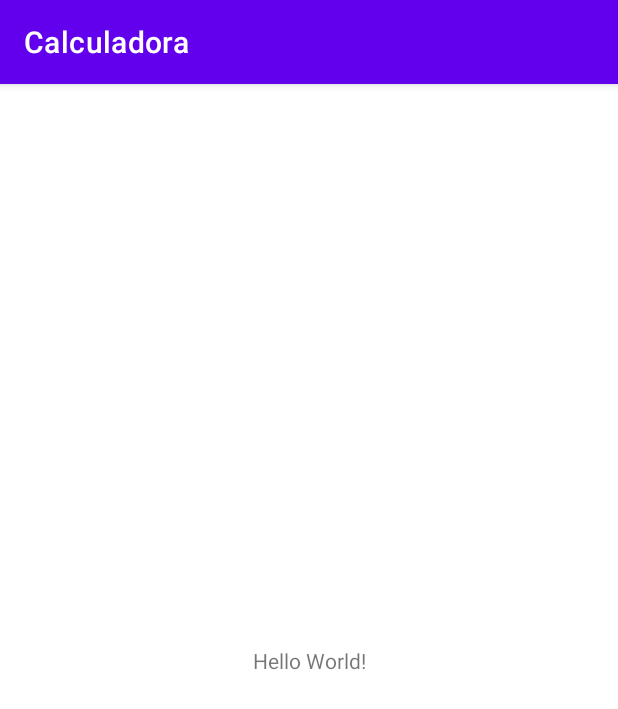
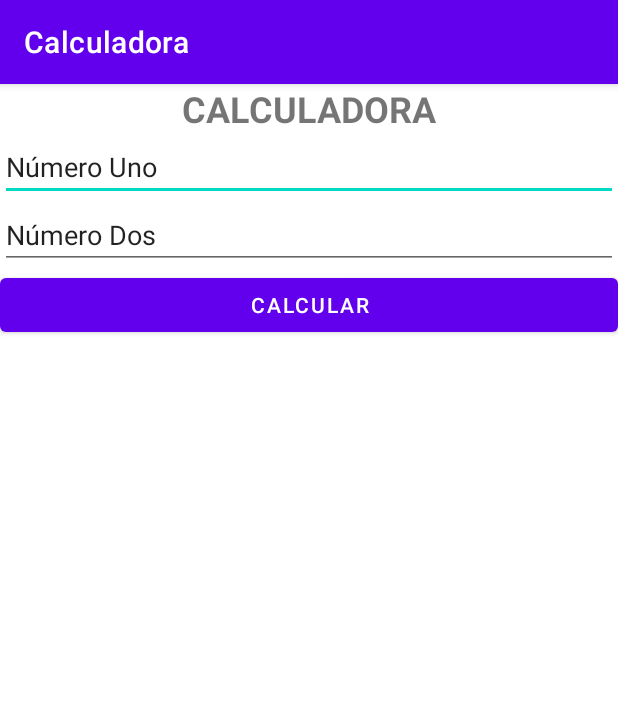
Before and after one commit to michaeltb9624/Calculadora, an Android app: the screen it shows after launch (MainActivity), on a phone screen of 412 x 824 dp. Shown: the top 709 px of the screen. Run offline under Robolectric (Android 15) with nearby library versions, the phone set to English and light mode, and no system bars.

Commit message:
Interfaz Terminada

```diff
--- a/app/src/main/res/layout/activity_main.xml
+++ b/app/src/main/res/layout/activity_main.xml
@@ -1,18 +1,48 @@
 <?xml version="1.0" encoding="utf-8"?>
-<androidx.constraintlayout.widget.ConstraintLayout xmlns:android="http://schemas.android.com/apk/res/android"
+<LinearLayout xmlns:android="http://schemas.android.com/apk/res/android"
     xmlns:app="http://schemas.android.com/apk/res-auto"
     xmlns:tools="http://schemas.android.com/tools"
     android:layout_width="match_parent"
     android:layout_height="match_parent"
+    android:orientation="vertical"
     tools:context=".MainActivity">
 
     <TextView
-        android:layout_width="wrap_content"
+        android:id="@+id/titulo"
+        android:layout_width="match_parent"
         android:layout_height="wrap_content"
-        android:text="Hello World!"
-        app:layout_constraintBottom_toBottomOf="parent"
-        app:layout_constraintLeft_toLeftOf="parent"
-        app:layout_constraintRight_toRightOf="parent"
-        app:layout_constraintTop_toTopOf="parent" />
+        android:text="@string/titulo"
+        android:textAlignment="center"
+        android:textSize="24sp"
+        android:textStyle="bold" />
 
-</androidx.constraintlayout.widget.ConstraintLayout>
+    <EditText
+        android:id="@+id/txtNumeroUno"
+        android:layout_width="match_parent"
+        android:layout_height="wrap_content"
+        android:ems="10"
+        android:hint="@string/numero_uno"
+        android:inputType="textPersonName"
+        android:text="@string/numero_uno" />
+
+    <EditText
+        android:id="@+id/txtNumeroDos"
+        android:layout_width="match_parent"
+        android:layout_height="wrap_content"
+        android:ems="10"
+        android:hint="@string/numero_dos"
+        android:inputType="textPersonName"
+        android:text="@string/numero_dos" />
+
+    <Button
+        android:id="@+id/btnCalcular"
+        android:layout_width="match_parent"
+        android:layout_height="wrap_content"
+        android:text="@string/calcular" />
+
+    <TextView
+        android:id="@+id/lblResultado"
+        android:layout_width="match_parent"
+        android:layout_height="wrap_content" />
+
+</LinearLayout>
--- a/app/src/main/res/values/strings.xml
+++ b/app/src/main/res/values/strings.xml
@@ -1,3 +1,7 @@
 <resources>
     <string name="app_name">Calculadora</string>
+    <string name="titulo">CALCULADORA</string>
+    <string name="numero_uno">Número Uno</string>
+    <string name="numero_dos">Número Dos</string>
+    <string name="calcular">Calcular</string>
 </resources>
```
Also changed, not shown: 1 other file.
